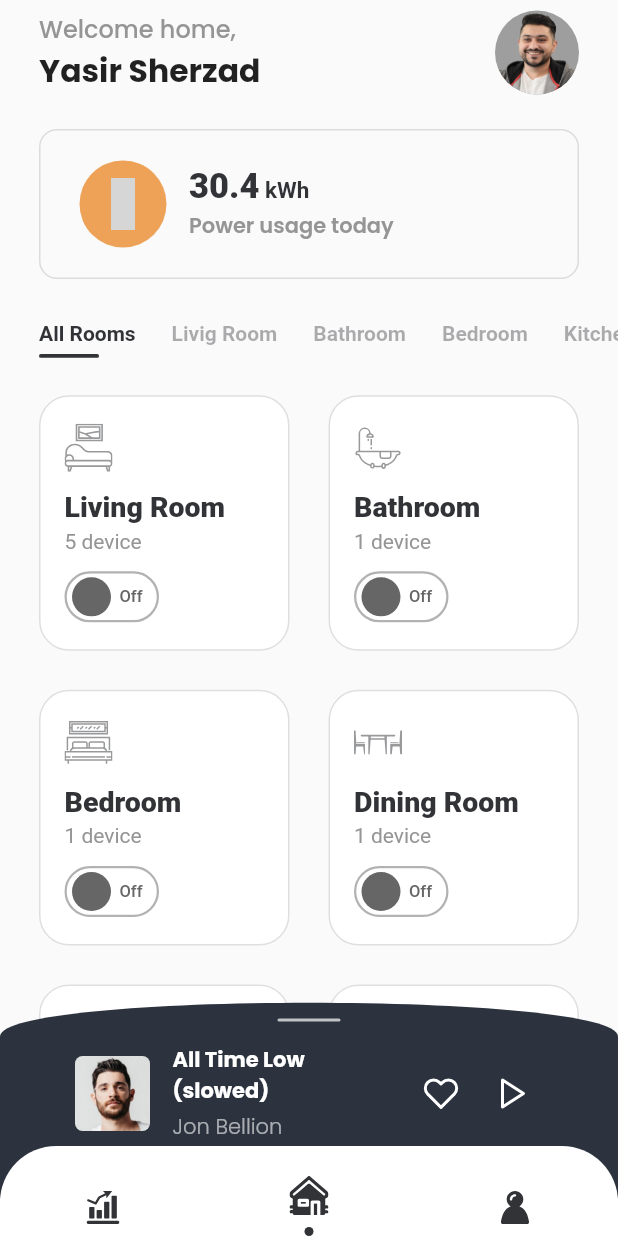
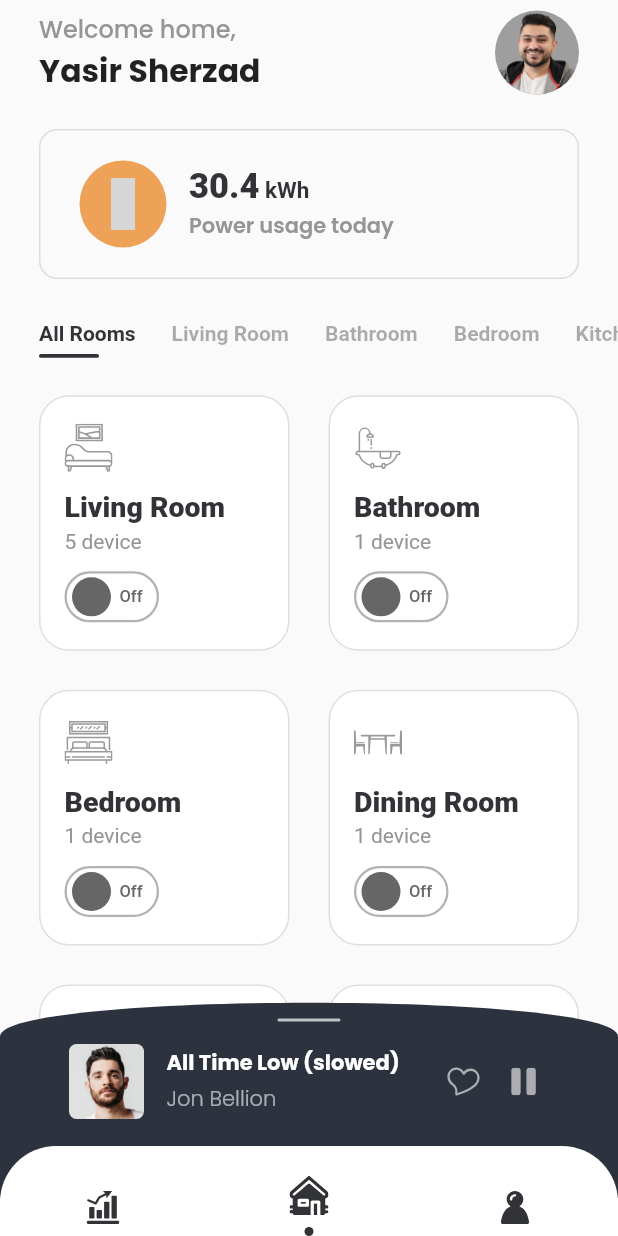
Before and after one commit to ys-sherzad/MetaHome, a Flutter app: the screen it shows after launch, on a phone screen of 412 x 824 dp. Run offline on Flutter 3.47's test engine with Material 2 defaults, Android fonts, the phone set to English and light mode, and no system bars; our stand-ins replace flutter_hooks, flutter_svg, flutter_vector_icons; grey boxes are pictures that could not be loaded.

Commit message:
finalize music player popup design and interactivity

```diff
--- a/lib/widgets/home/bottom_tabs.dart
+++ b/lib/widgets/home/bottom_tabs.dart
@@ -3,7 +3,7 @@ import 'package:flutter_hooks/flutter_hooks.dart';
 import 'package:flutter_svg/svg.dart';
 import 'package:meta_home/utils.dart';
 
-const _duration = Duration(milliseconds: 300);
+const _duration = Duration(milliseconds: 260);
 const _curve = Curves.easeInOut;
 
 const iconPath = {
@@ -23,7 +23,10 @@ class Tab {
 }
 
 List<Tab> tabs = [
-  Tab(id: '1', name: 'Statistics'),
+  Tab(
+    id: '1',
+    name: 'Statistics',
+  ),
   Tab(
     id: '2',
     name: 'Home',
@@ -62,6 +65,8 @@ class BottomTabs extends HookWidget {
                 child: Column(
                   mainAxisAlignment: MainAxisAlignment.end,
                   children: [
+                    // The animation here could be done
+                    // by scaling the Container but heck, I'm lazy
                     AnimatedContainer(
                       duration: _duration,
                       curve: _curve,
--- a/lib/widgets/home/button_icon.dart
+++ b/lib/widgets/home/button_icon.dart
@@ -1,35 +1,110 @@
 // import 'package:awesome_social/src/utils/colorLib.dart';
 import 'package:flutter/material.dart';
+import 'package:flutter_svg/svg.dart';
+import 'package:meta_home/utils.dart';
+
+class CustomButton extends StatelessWidget {
+  const CustomButton({Key? key, required this.onPressed, required this.icon})
+      : super(key: key);
+
+  final Function() onPressed;
+  final SvgPicture icon;
+  @override
+  Widget build(BuildContext context) {
+    return InkWell(
+      onTap: onPressed,
+      child: Padding(
+        padding: const EdgeInsets.all(5.0),
+        child: Center(
+          child: icon,
+        ),
+      ),
+    );
+  }
+}
 
 class ButtonIcon extends StatelessWidget {
-  final Icon icon;
-  final Color iconColor;
+  final bool isActive;
   final Function() onPressed;
+  final String activeIconPath;
+  final String inactiveIconPath;
+  final Color activeIconColor;
+  final Color inactiveIconColor;
   final double iconSize;
+  final String semanticLabel;
 
   const ButtonIcon({
     Key? key,
-    required this.icon,
+    required this.isActive,
     required this.onPressed,
-    this.iconColor = Colors.white,
+    required this.activeIconPath,
+    required this.inactiveIconPath,
+    required this.activeIconColor,
+    required this.inactiveIconColor,
+    required this.semanticLabel,
     this.iconSize = 24,
   }) : super(key: key);
 
   @override
   Widget build(BuildContext context) {
-    return Material(
-      clipBehavior: Clip.hardEdge,
-      borderRadius: BorderRadius.circular(5),
-      color: Colors.transparent,
-      child: InkWell(
-        onTap: onPressed,
-        child: Padding(
-          padding: const EdgeInsets.all(8.0),
-          child: Center(
-            child: icon,
-          ),
+    return AnimatedCrossFade(
+      firstChild: CustomButton(
+        onPressed: onPressed,
+        icon: SvgPicture.asset(
+          activeIconPath,
+          semanticsLabel: semanticLabel,
+          height: iconSize,
+          width: iconSize,
+          fit: BoxFit.contain,
+          color: activeIconColor,
         ),
       ),
+      secondChild: CustomButton(
+        onPressed: onPressed,
+        icon: SvgPicture.asset(
+          inactiveIconPath,
+          semanticsLabel: semanticLabel,
+          height: iconSize,
+          width: iconSize,
+          fit: BoxFit.contain,
+          color: inactiveIconColor,
+        ),
+      ),
+      crossFadeState:
+          isActive ? CrossFadeState.showFirst : CrossFadeState.showSecond,
+      duration: Duration(milliseconds: 200),
+      firstCurve: Curves.easeIn,
+      secondCurve: Curves.easeOut,
+      sizeCurve: Curves.easeInOut,
     );
   }
 }
+
+
+// Widget _activeButton() {
+      // return CutomButton(
+      //   onPressed,
+      //   SvgPicture.asset(
+      //     activeIconPath,
+      //     semanticsLabel: semanticLabel,
+      //     height: iconSize,
+      //     width: iconSize,
+      //     fit: BoxFit.contain,
+      //     color: activeIconColor,
+      //   ),
+      // );
+//     }
+
+//     Widget _inactiveButton() {
+//       return CustomButton(
+//         onPressed,
+//         SvgPicture.asset(
+//           inactiveIconPath,
+//           semanticsLabel: semanticLabel,
+//           height: iconSize,
+//           width: iconSize,
+//           fit: BoxFit.contain,
+//           color: inactiveIconColor,
+//         ),
+//       );
+//     }
--- a/lib/widgets/home/music_player_popup.dart
+++ b/lib/widgets/home/music_player_popup.dart
@@ -1,6 +1,5 @@
 import 'package:flutter/material.dart';
 import 'package:flutter_hooks/flutter_hooks.dart';
-import 'package:flutter_vector_icons/flutter_vector_icons.dart';
 import 'package:meta_home/utils.dart';
 import 'package:meta_home/widgets/home/button_icon.dart';
 
@@ -15,11 +14,23 @@ var Line = Container(
   child: null,
 );
 
-var Content = Container(
+class Content extends HookWidget {
+  const Content({Key? key}) : super(key: key);
+
+  @override
+  Widget build(BuildContext context) {
+    final isPlaying = useState(false);
+    final isFavorite = useState(false);
+
+    return Container(
       height: BOTTOM_TAB_HEIGHT * 2.3,
       width: double.infinity,
       color: ColorLib.secondary,
-  padding: EdgeInsets.only(left: 50, right: 50, top: 18, bottom: 14),
+      padding: EdgeInsets.only(
+          left: LAYOUT_HORIZONTAL_OFFSET + 20,
+          right: LAYOUT_HORIZONTAL_OFFSET + 20,
+          top: 18,
+          bottom: 14),
       child: Column(
         mainAxisAlignment: MainAxisAlignment.start,
         children: [
@@ -66,7 +77,8 @@ var Content = Container(
                         'Jon Bellion',
                         style: TextStyle(
                           color: Color.fromRGBO(255, 255, 255, .6),
-                        fontWeight: FontWeight.w300),
+                          fontWeight: FontWeight.w300,
+                        ),
                       ),
                     ],
                   ),
@@ -76,24 +88,29 @@ var Content = Container(
                 child: Row(
                   children: [
                     ButtonIcon(
-                  icon: Icon(
-                    Feather.heart,
-                    color: Colors.white,
-                  ),
+                      isActive: isFavorite.value,
+                      activeIconPath: 'assets/images/heart.svg',
+                      activeIconColor: Colors.white,
+                      inactiveIconPath: 'assets/images/heart-outline.svg',
+                      inactiveIconColor: Color.fromRGBO(255, 255, 255, .6),
+                      semanticLabel: 'Favorite',
+                      iconSize: 26,
                       onPressed: () {
-                    print('pressed like');
+                        isFavorite.value = !isFavorite.value;
                       },
                     ),
                     const SizedBox(
-                  width: 8.0,
+                      width: 5.0,
                     ),
                     ButtonIcon(
-                  icon: Icon(
-                    Feather.play,
-                    color: Colors.white,
-                  ),
+                      isActive: isPlaying.value,
+                      activeIconPath: 'assets/images/play.svg',
+                      activeIconColor: Colors.white,
+                      inactiveIconPath: 'assets/images/pause.svg',
+                      inactiveIconColor: Color.fromRGBO(255, 255, 255, .6),
+                      semanticLabel: 'Favorite',
                       onPressed: () {
-                    print('pressed play');
+                        isPlaying.value = !isPlaying.value;
                       },
                     ),
                   ],
@@ -104,6 +121,8 @@ var Content = Container(
         ],
       ),
     );
+  }
+}
 
 class MusicPlayerPopup extends HookWidget {
   const MusicPlayerPopup({Key? key}) : super(key: key);
@@ -112,8 +131,8 @@ class MusicPlayerPopup extends HookWidget {
   Widget build(BuildContext context) {
     return ClipPath(
       clipper: Clipper(),
-      clipBehavior: Clip.antiAlias,
-      child: Content,
+      clipBehavior: Clip.antiAliasWithSaveLayer,
+      child: Content(),
     );
   }
 }
--- a/lib/widgets/home/room_tabs.dart
+++ b/lib/widgets/home/room_tabs.dart
@@ -18,7 +18,7 @@ class Tab {
 
 List<Tab> tabs_data = [
   Tab(id: '1', name: 'All Rooms', selected: true),
-  Tab(id: '2', name: 'Livig Room', selected: false),
+  Tab(id: '2', name: 'Living Room', selected: false),
   Tab(id: '3', name: 'Bathroom', selected: false),
   Tab(id: '4', name: 'Bedroom', selected: false),
   Tab(id: '5', name: 'Kitchen', selected: false),
```
Also changed, not shown: 3 other files. Lines whose indentation alone changed are shown as unchanged.
